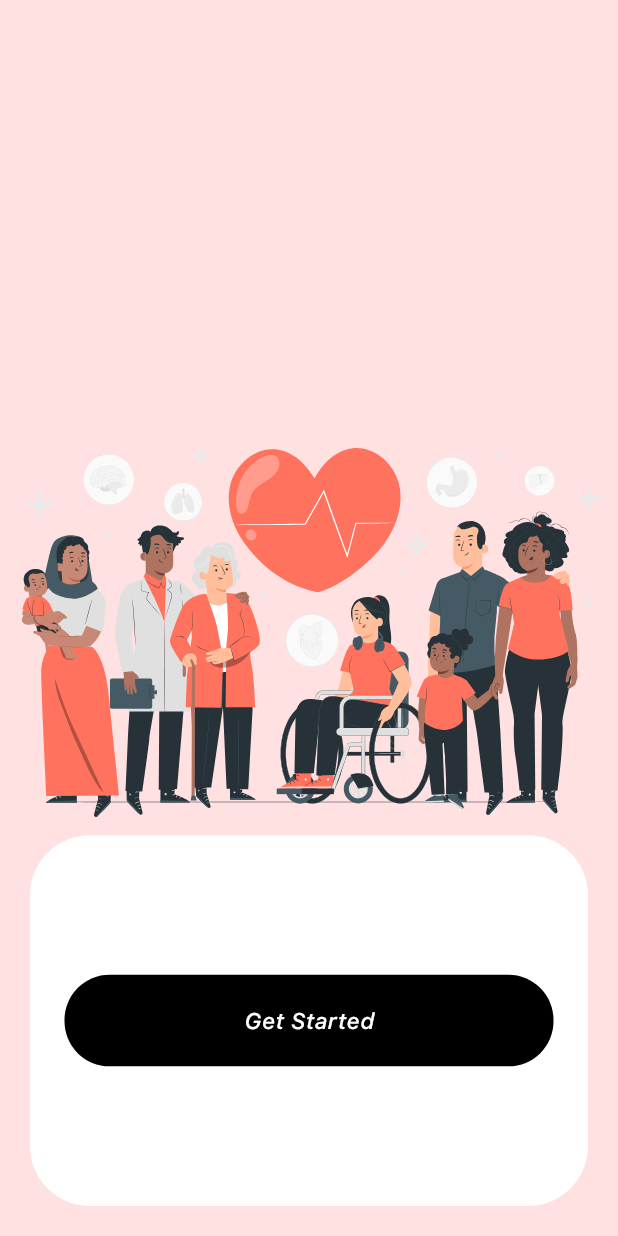
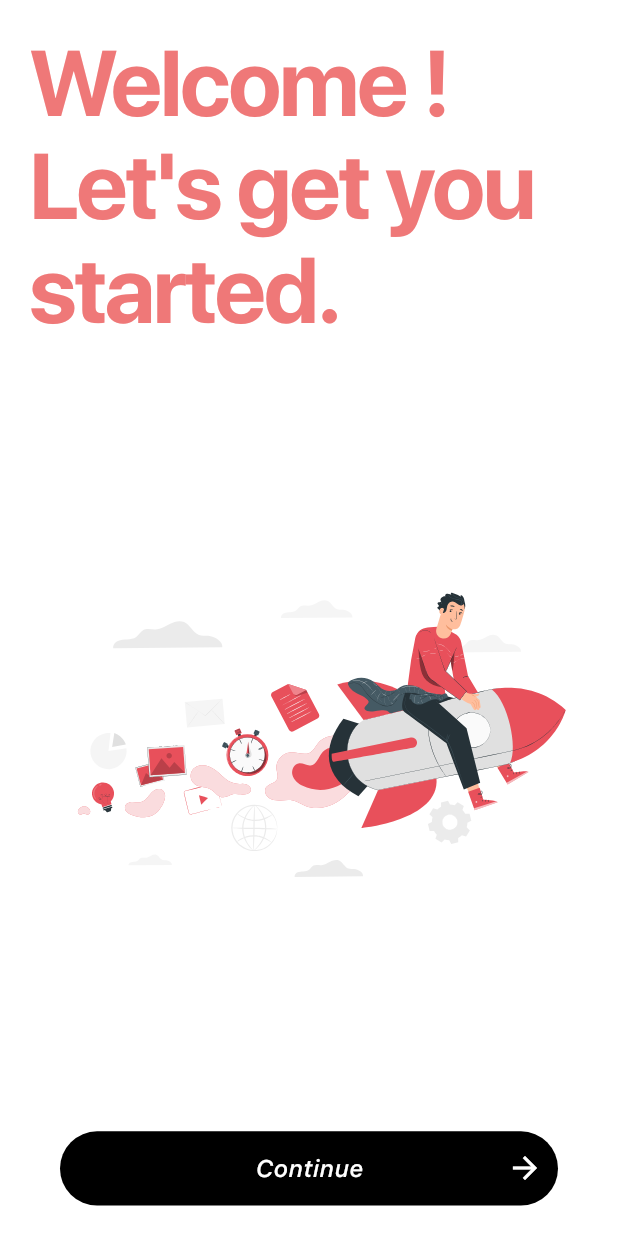
Before and after one commit to AswinAzikar/hospy, a Flutter app: the screen it shows after launch, on a phone screen of 412 x 824 dp. Run offline on Flutter 3.47's test engine with Material 3 defaults, Android fonts, the phone set to English and light mode, and no system bars; drawn by our look-alikes of animated_text_kit; our stand-ins replace cloud_firestore, firebase_auth, firebase_core, flutter_otp_text_field, flutter_svg, gap and 4 more; missing offline and left inert: intl_phone_number_field; accounts and stored records are empty; project files that could hold a hidden picture were left out.

Commit message:
"Removed blured_ball.svg asset, updated PhoneAuth and SignupScreen widgets, added GreetingScreen, and modified buttons and layout"

```diff
--- /dev/null
+++ b/lib/greeting_screen/GreetingScreen.dart
@@ -0,0 +1,110 @@
+import 'package:flutter/material.dart';
+import 'package:flutter_svg/svg.dart';
+import 'package:hospy/constants/color_const.dart';
+
+import 'package:hospy/gen/assets.gen.dart';
+import 'package:hospy/greeting_screen/widgets/animated_text_widget.dart';
+import 'package:hospy/signup_screen/signup_screen.dart';
+import 'package:hospy/widgets/buttons.dart';
+import 'package:page_transition/page_transition.dart';
+
+class GreetingScreen extends StatefulWidget {
+  const GreetingScreen({super.key});
+
+  @override
+  State<GreetingScreen> createState() => _GreetingScreenState();
+}
+
+class _GreetingScreenState extends State<GreetingScreen>
+    with SingleTickerProviderStateMixin {
+  late AnimationController _controller;
+  late Animation<Offset> _slideAnimation;
+  bool _isButtonVisible = false;
+
+  @override
+  void initState() {
+    super.initState();
+
+    _controller = AnimationController(
+      duration: const Duration(milliseconds: 600),
+      vsync: this,
+    )..addListener(() {
+        setState(() {});
+      });
+
+    _slideAnimation = Tween<Offset>(
+      begin: const Offset(-1.0, 0.0),
+      end: Offset.zero,
+    ).animate(CurvedAnimation(
+      parent: _controller,
+      curve: Curves.easeOut,
+    ));
+
+    Future.delayed(const Duration(milliseconds: 4000), () {
+      _controller.forward();
+    });
+
+    Future.delayed(const Duration(milliseconds: 3800), () {
+      setState(() {
+        _isButtonVisible = true;
+      });
+    });
+  }
+
+  @override
+  void dispose() {
+    _controller.dispose();
+    super.dispose();
+  }
+
+  @override
+  Widget build(BuildContext context) {
+    String welcomeText = "Welcome ! Let's get you started.";
+    TextTheme textStyleTheme = Theme.of(context).textTheme;
+    double screenWidth = MediaQuery.of(context).size.width;
+    double screenHeight = MediaQuery.of(context).size.height;
+
+    return Scaffold(
+      backgroundColor: bgColor1,
+      body: SafeArea(
+        child: Padding(
+          padding: const EdgeInsets.all(20.0),
+          child: Column(
+            mainAxisAlignment: MainAxisAlignment.spaceBetween,
+            children: [
+              AnimatedWelcomeText(
+                welcomeText: welcomeText,
+                textStyleTheme: textStyleTheme,
+                screenWidth: screenWidth,
+                screenHeight: screenHeight,
+              ),
+              SlideTransition(
+                position: _slideAnimation,
+                child: SizedBox(
+                  child: SvgPicture.asset(Assets.svg.getStarted),
+                ),
+              ),
+              if (_isButtonVisible)
+                LoadingButtonV1(
+                  onPressed: () {
+                    Navigator.push(
+                        context,
+                        PageTransition(
+
+                            child: const SignUpScreen(),
+                            type: PageTransitionType.rightToLeft));
+                  },
+                  text: "Continue",
+                  icon: const Icon(
+                    Icons.arrow_forward,
+                    color: Colors.white,
+                  ),
+                  iconLeft: false,
+                ),
+            ],
+          ),
+        ),
+      ),
+    );
+  }
+}
--- /dev/null
+++ b/lib/greeting_screen/widgets/animated_text_widget.dart
@@ -0,0 +1,37 @@
+import 'package:animated_text_kit/animated_text_kit.dart';
+import 'package:flutter/material.dart';
+import 'package:hospy/constants/color_const.dart';
+
+class AnimatedWelcomeText extends StatelessWidget {
+  const AnimatedWelcomeText({
+    super.key,
+    required this.welcomeText,
+    required this.textStyleTheme,
+    required this.screenWidth,
+    required this.screenHeight,
+  });
+
+  final String welcomeText;
+  final TextTheme textStyleTheme;
+  final double screenWidth;
+  final double screenHeight;
+
+  @override
+  Widget build(BuildContext context) {
+    return SizedBox(
+      height: screenHeight * 0.26,
+      width: double.maxFinite,
+      child: AnimatedTextKit(animatedTexts: [
+        TypewriterAnimatedText(
+          welcomeText,
+          textStyle: textStyleTheme.displayLarge!.copyWith(
+              fontWeight: FontWeight.bold,
+              fontSize: screenWidth * 0.15,
+              color: primaryColor2),
+          speed: Durations.short2,
+          cursor: '_',
+        ),
+      ]),
+    );
+  }
+}
--- a/lib/main.dart
+++ b/lib/main.dart
@@ -1,7 +1,7 @@
 import 'package:firebase_core/firebase_core.dart';
 import 'package:flutter/material.dart';
+import 'package:hospy/greeting_screen/GreetingScreen.dart';
 import 'package:hospy/landing_screen/landing_screen.dart';
-import 'package:hospy/signup_screen/signup_screen.dart';
 import 'package:hospy/theme/theme.dart';
 
 void main() async {
@@ -17,7 +17,7 @@ class MyApp extends StatelessWidget {
   Widget build(BuildContext context) {
     return MaterialApp(
       theme: fontTheme,
-      home: const LandingScreen(),
+      home: const GreetingScreen(),
     );
   }
 }
--- a/lib/widgets/buttons.dart
+++ b/lib/widgets/buttons.dart
@@ -4,11 +4,15 @@ import 'package:hospy/constants/color_const.dart';
 class LoadingButtonV1 extends StatefulWidget {
   final VoidCallback onPressed;
   final String text;
+  final Icon? icon;
+  final bool iconLeft;
 
   const LoadingButtonV1({
     super.key,
     required this.onPressed,
     required this.text,
+    this.icon,
+    this.iconLeft = true,
   });
 
   @override
@@ -41,43 +45,53 @@ class _LoadingButtonV1State extends State<LoadingButtonV1>
 
   @override
   Widget build(BuildContext context) {
-    return Row(
-      children: [
-        Expanded(
-          child: Padding(
+    final hasIcon = widget.icon != null;
+    double screenHeight = MediaQuery.of(context).size.height;
+
+    return Padding(
       padding: const EdgeInsets.all(20),
       child: ScaleTransition(
         scale: _animation,
         child: InkResponse(
           splashColor: const Color(0xffef7878),
-                borderRadius:
-                    BorderRadius.circular(10), // Match the button border radius
+          borderRadius: BorderRadius.circular(10),
           onTap: _handleTap,
-                child: Container(
+          child: LayoutBuilder(
+            builder: (context, constraints) {
+              return Container(
                 decoration: BoxDecoration(
                   color: buttonColor,
                   borderRadius: BorderRadius.circular(30),
                 ),
-                  child: Padding(
-                    padding:
-                        const EdgeInsets.all(20), // Adjust padding if needed
-                    child: Center(
+                height:
+                    screenHeight * 0.06,
+                child: Stack(
+                  children: [
+                    Center(
                       child: Text(
                         widget.text,
                         style: const TextStyle(
                           color: Colors.white,
                           fontWeight: FontWeight.w500,
-                          fontSize: 15,
+                          fontSize: 16,
                         ),
                       ),
                     ),
+                    if (widget.icon != null)
+                      Positioned(
+                        top: 0,
+                        bottom: 0,
+                        left: widget.iconLeft ? 10 : null,
+                        right: widget.iconLeft ? null : 10,
+                        child: widget.icon!,
+                      ),
+                  ],
+                ),
+              );
+            },
           ),
         ),
       ),
-            ),
-          ),
-        ),
-      ],
     );
   }
 
--- a/pubspec.yaml
+++ b/pubspec.yaml
@@ -25,6 +25,7 @@ dependencies:
   cloud_firestore: ^5.3.0
   stylish_bottom_bar: ^1.1.0
   animated_text_kit: ^4.2.2
+  page_transition: ^2.1.0
 
 dev_dependencies:
   flutter_test:
```
Also changed, not shown: lib/Authentication /Phone_Otp_auth/phone_auth.dart (+5 -5 lines), lib/gen/assets.gen.dart (+8 -4 lines), lib/signup_screen/signup_screen.dart (+62 -30 lines), lib/signup_screen/widgets/detail_widget.dart (added, +48 -0 lines), lib/widgets/custom_text_field.dart (added, +64 -0 lines), assets/svg/blured_ball.svg (deleted), assets/svg/get_started.svg (added), assets/svg/tell_us_more.svg (added), pubspec.lock. Lines whose indentation alone changed are shown as unchanged.
